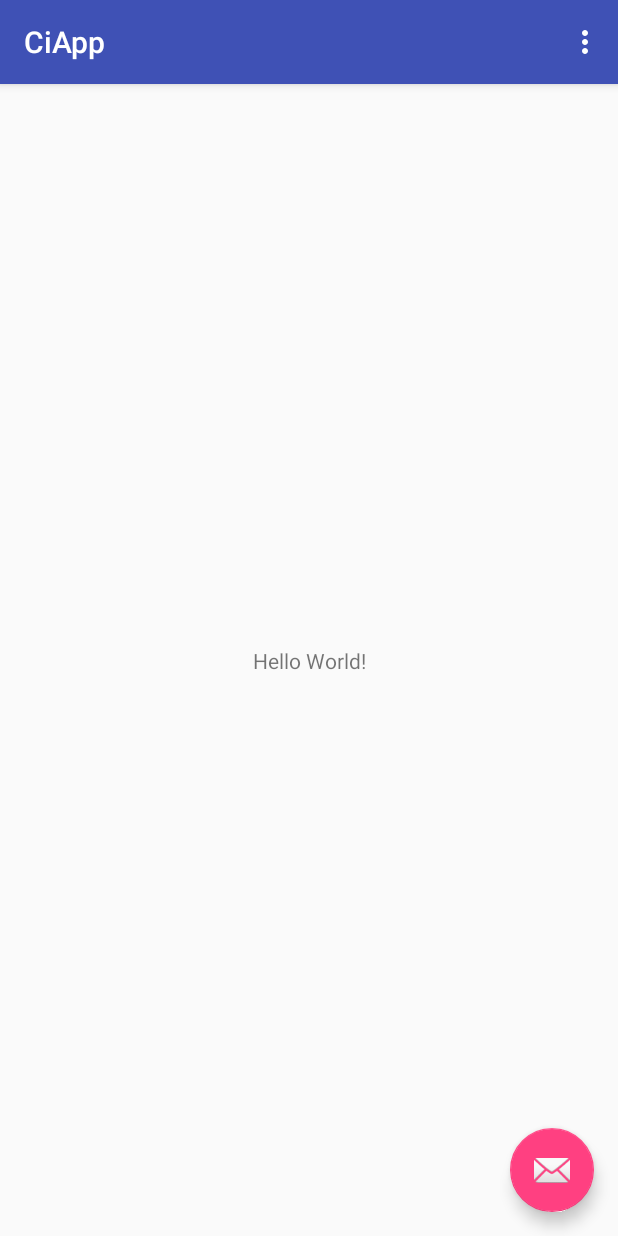
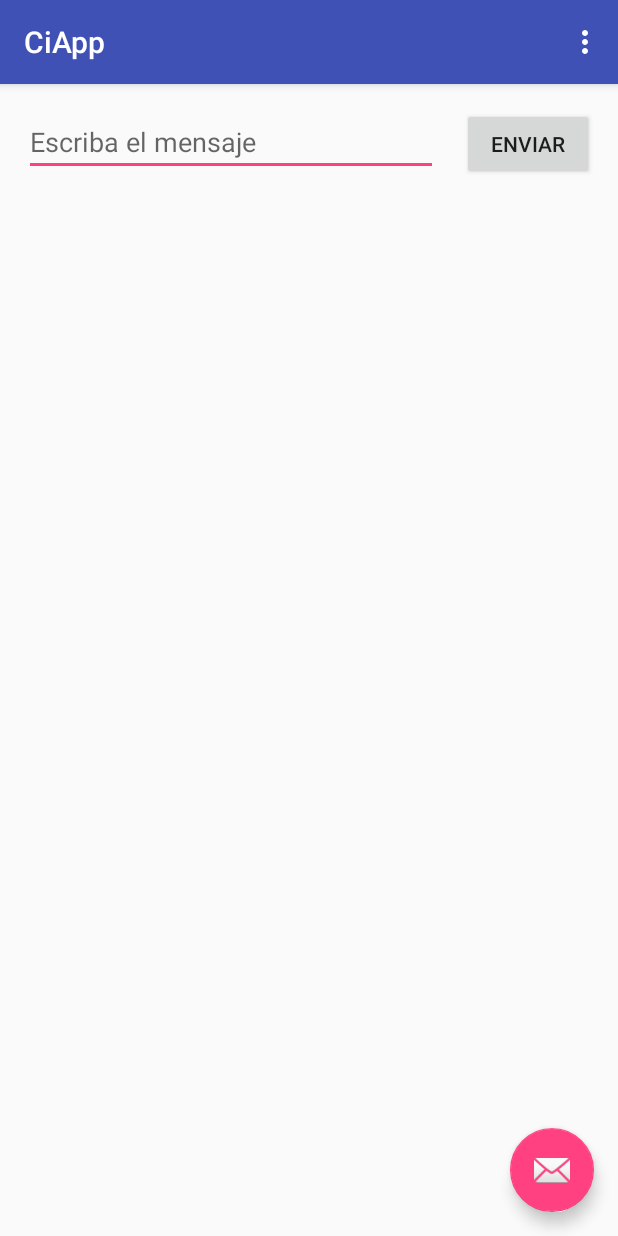
Before and after one commit to vaginessa/android-ci-1, an Android app: the screen it shows after launch (MainActivity), on a phone screen of 412 x 824 dp. Run offline under Robolectric (Android 15) with nearby library versions, the phone set to English and light mode, and no system bars.

Commit message:
getstarted sample

```diff
--- a/app/build.gradle
+++ b/app/build.gradle
@@ -4,7 +4,7 @@ android {
     compileSdkVersion 26
     defaultConfig {
         applicationId "com.app.telerik.ciapp"
-        minSdkVersion 26
+        minSdkVersion 15
         targetSdkVersion 26
         versionCode 1
         versionName "1.0"
--- a/app/src/main/java/com/app/telerik/ciapp/MainActivity.java
+++ b/app/src/main/java/com/app/telerik/ciapp/MainActivity.java
@@ -1,5 +1,6 @@
 package com.app.telerik.ciapp;
 
+import android.content.Intent;
 import android.os.Bundle;
 import android.support.design.widget.FloatingActionButton;
 import android.support.design.widget.Snackbar;
@@ -8,14 +9,16 @@ import android.support.v7.widget.Toolbar;
 import android.view.View;
 import android.view.Menu;
 import android.view.MenuItem;
+import android.widget.EditText;
 
 public class MainActivity extends AppCompatActivity {
+    public static final String EXTRA_MESSAGE = "com.example.ciapp.MESSAGE";
 
     @Override
     protected void onCreate(Bundle savedInstanceState) {
         super.onCreate(savedInstanceState);
         setContentView(R.layout.activity_main);
-        Toolbar toolbar = (Toolbar) findViewById(R.id.toolbar);
+        Toolbar toolbar = findViewById(R.id.toolbar);
         setSupportActionBar(toolbar);
 
         FloatingActionButton fab = (FloatingActionButton) findViewById(R.id.fab);
@@ -26,6 +29,15 @@ public class MainActivity extends AppCompatActivity {
                         .setAction("Action", null).show();
             }
         });
+    }
+
+    public void sendMessage(View view) {
+        Intent intent = new Intent(this, DisplayMessageActivity.class);
+        EditText editText = findViewById(R.id.editText);
+        String message = editText.getText().toString();
+        intent.putExtra(EXTRA_MESSAGE, message);
+        startActivity(intent);
+        // Do something in response to button
     }
 
     @Override
--- a/app/src/main/res/layout/content_main.xml
+++ b/app/src/main/res/layout/content_main.xml
@@ -8,13 +8,30 @@
     tools:context="com.app.telerik.ciapp.MainActivity"
     tools:showIn="@layout/activity_main">
 
-    <TextView
+    <EditText
+        android:id="@+id/editText"
+        android:layout_width="0dp"
+        android:layout_height="wrap_content"
+        android:layout_marginTop="16dp"
+        android:layout_marginStart="16dp"
+        android:ems="10"
+        android:hint="@string/edit_message"
+        android:inputType="textPersonName"
+        app:layout_constraintLeft_toLeftOf="parent"
+        app:layout_constraintTop_toTopOf="parent"
+        app:layout_constraintRight_toLeftOf="@+id/button"
+        android:layout_marginLeft="16dp" />
+
+    <Button
+        android:id="@+id/button"
         android:layout_width="wrap_content"
         android:layout_height="wrap_content"
-        android:text="Hello World!"
-        app:layout_constraintBottom_toBottomOf="parent"
-        app:layout_constraintLeft_toLeftOf="parent"
-        app:layout_constraintRight_toRightOf="parent"
-        app:layout_constraintTop_toTopOf="parent" />
+        android:layout_marginLeft="16dp"
+        android:layout_marginRight="16dp"
+        android:onClick="sendMessage"
+        android:text="@string/button_send"
+        app:layout_constraintBaseline_toBaselineOf="@+id/editText"
+        app:layout_constraintLeft_toRightOf="@+id/editText"
+        app:layout_constraintRight_toRightOf="parent" />
 
 </android.support.constraint.ConstraintLayout>
--- a/app/src/main/res/values/strings.xml
+++ b/app/src/main/res/values/strings.xml
@@ -1,4 +1,6 @@
 <resources>
     <string name="app_name">CiApp</string>
     <string name="action_settings">Settings</string>
+    <string name="edit_message">Escriba el mensaje</string>
+    <string name="button_send">Enviar</string>
 </resources>
```
Also changed, not shown: app/src/main/AndroidManifest.xml (+7 -0 lines), app/src/main/java/com/app/telerik/ciapp/DisplayMessageActivity.java (added, +23 -0 lines), app/src/main/res/layout/activity_display_message.xml (added, +19 -0 lines).
